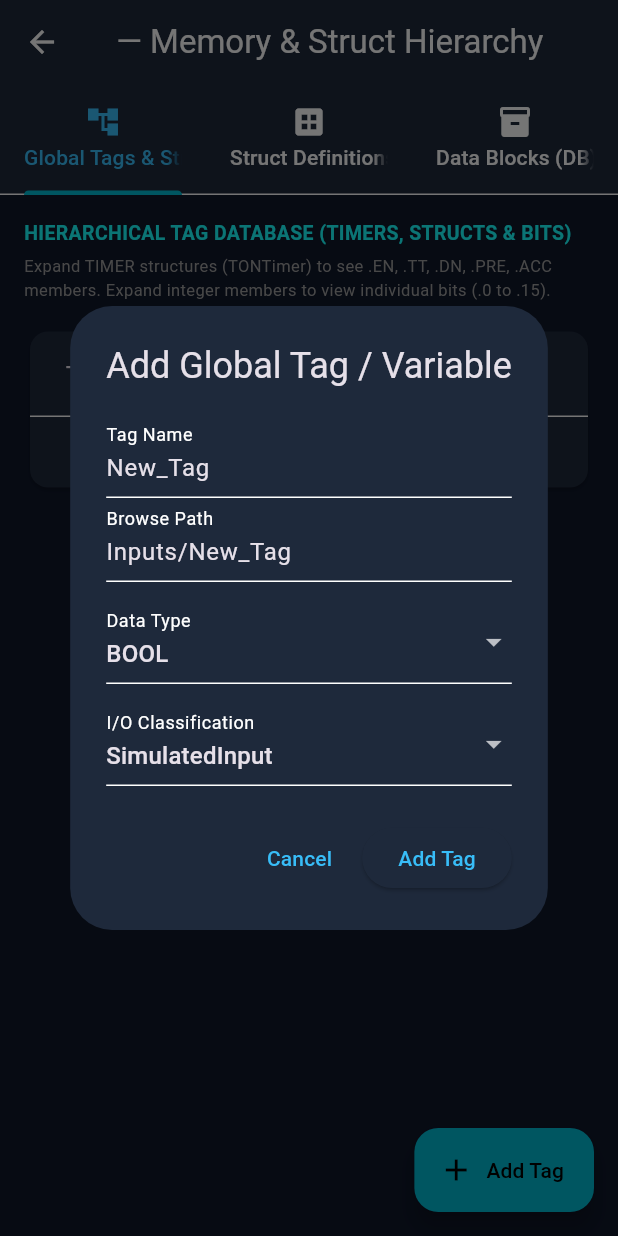
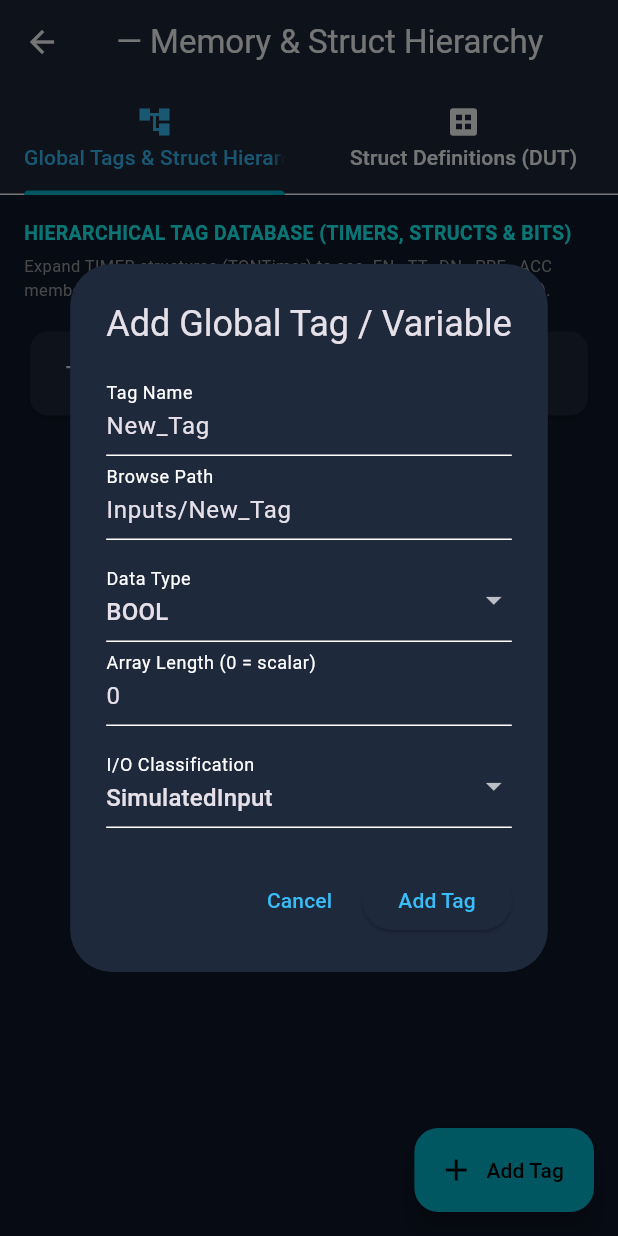
Before and after one commit to JarrodFranz/soft-plc-simulator, a Flutter app: the MemoryManagerScreen screen opened directly with empty values, after a tap on "Add Tag", on a phone screen of 412 x 824 dp. Run offline on Flutter 3.47's test engine with Material 3 defaults, Android fonts, the phone set to English and light mode, and no system bars.

Commit message:
feat(tags): generic recursive Memory Manager expansion; DUT/array-aware tag creation; drop Data Blocks tab

```diff
--- a/mobile/lib/screens/memory_manager_screen.dart
+++ b/mobile/lib/screens/memory_manager_screen.dart
@@ -1,5 +1,6 @@
 import 'package:flutter/material.dart';
 import '../models/project_model.dart';
+import '../models/tag_resolver.dart';
 
 class MemoryManagerScreen extends StatefulWidget {
   final PlcProject currentProject;
@@ -28,28 +29,13 @@ class _MemoryManagerScreenState extends State<MemoryManagerScreen> with SingleTi
   @override
   void initState() {
     super.initState();
-    _tabController = TabController(length: 3, vsync: this);
-    _ensureTimerParentTags();
+    _tabController = TabController(length: 2, vsync: this);
   }
 
   @override
   void dispose() {
     _tabController.dispose();
     super.dispose();
-  }
-
-  void _ensureTimerParentTags() {
-    // Check if TONTimer parent exists
-    if (!widget.currentProject.tags.any((t) => t.name == 'TONTimer')) {
-      widget.currentProject.tags.add(PlcTag(
-        name: 'TONTimer',
-        path: 'Timers/TONTimer',
-        dataType: 'TIMER',
-        value: 'Struct [PRE: 5000, ACC: 0]',
-        ioType: 'Internal',
-        description: 'Timer Structure (EN, TT, DN, PRE, ACC)',
-      ));
-    }
   }
 
   void _sortTags(int columnIndex, bool ascending) {
@@ -77,18 +63,6 @@ class _MemoryManagerScreenState extends State<MemoryManagerScreen> with SingleTi
     });
   }
 
-  void _toggleBitValue(PlcTag parentTag, int bitIndex) {
-    if (parentTag.value is! int) return;
-    int currentInt = parentTag.value as int;
-    int mask = 1 << bitIndex;
-    int newInt = currentInt ^ mask;
-
-    setState(() {
-      parentTag.value = newInt;
-    });
-    widget.onProjectUpdated();
-  }
-
   void _showAddTagDialog() {
     showDialog(
       context: context,
@@ -97,8 +71,10 @@ class _MemoryManagerScreenState extends State<MemoryManagerScreen> with SingleTi
         final pathCtrl = TextEditingController(text: 'Inputs/New_Tag');
         String dataType = 'BOOL';
         String ioType = 'SimulatedInput';
+        final arrayLenCtrl = TextEditingController(text: '0');
 
-        final availableTypes = ['BOOL', 'INT16', 'INT32', 'FLOAT64', 'STRING', 'TIMER', ...widget.currentProject.structDefs.map((s) => s.name)];
+        final availableTypes = ['BOOL', 'INT16', 'INT32', 'INT64', 'FLOAT64', 'STRING',
+            ...builtinCompositeNames(), ...widget.currentProject.structDefs.map((s) => s.name)];
 
         return StatefulBuilder(
           builder: (context, setDlgState) => AlertDialog(
@@ -115,6 +91,11 @@ class _MemoryManagerScreenState extends State<MemoryManagerScreen> with SingleTi
                   items: availableTypes.map((t) => DropdownMenuItem(value: t, child: Text(t))).toList(),
                   onChanged: (val) => setDlgState(() => dataType = val!),
                 ),
+                TextField(
+                  controller: arrayLenCtrl,
+                  keyboardType: TextInputType.number,
+                  decoration: const InputDecoration(labelText: 'Array Length (0 = scalar)'),
+                ),
                 const SizedBox(height: 12),
                 DropdownButtonFormField<String>(
                   initialValue: ioType,
@@ -128,11 +109,13 @@ class _MemoryManagerScreenState extends State<MemoryManagerScreen> with SingleTi
               TextButton(onPressed: () => Navigator.pop(ctx), child: const Text('Cancel')),
               ElevatedButton(
                 onPressed: () {
+                  final arrLen = int.tryParse(arrayLenCtrl.text) ?? 0;
                   final tag = PlcTag(
                     name: nameCtrl.text,
                     path: pathCtrl.text,
                     dataType: dataType,
-                    value: dataType == 'BOOL' ? false : (dataType.startsWith('INT') ? 0 : 0.0),
+                    arrayLength: arrLen,
+                    value: defaultValueFor(widget.currentProject, dataType, arrLen),
                     ioType: ioType,
                   );
                   setState(() {
@@ -162,7 +145,6 @@ class _MemoryManagerScreenState extends State<MemoryManagerScreen> with SingleTi
           tabs: const [
             Tab(icon: Icon(Icons.account_tree), text: 'Global Tags & Struct Hierarchy'),
             Tab(icon: Icon(Icons.dataset), text: 'Struct Definitions (DUT)'),
-            Tab(icon: Icon(Icons.inventory_2), text: 'Data Blocks (DB)'),
           ],
         ),
       ),
@@ -171,7 +153,6 @@ class _MemoryManagerScreenState extends State<MemoryManagerScreen> with SingleTi
         children: [
           _buildGlobalTagsHierarchicalTab(),
           _buildStructDefsTab(),
-          _buildDataBlocksTab(),
         ],
       ),
     );
@@ -223,12 +204,12 @@ class _MemoryManagerScreenState extends State<MemoryManagerScreen> with SingleTi
 
   List<DataRow> _buildHierarchicalRows() {
     final rows = <DataRow>[];
-    // Filter out child tags that belong under parent timer structs (e.g. TONTimer.EN) so they render under parent!
+    // Filter out child tags that belong under parent structs (e.g. TONTimer.EN) so they render under parent!
     final topLevelTags = widget.currentProject.tags.where((t) => !t.name.contains('.')).toList();
 
     for (var tag in topLevelTags) {
       final isTimer = tag.dataType == 'TIMER';
-      final isInt = tag.dataType.startsWith('INT');
+      final expandable = childrenOf(widget.currentProject, tag.name).isNotEmpty;
       final isParentExpanded = _expandedTagKeys.contains(tag.name);
 
       rows.add(DataRow(
@@ -236,7 +217,7 @@ class _MemoryManagerScreenState extends State<MemoryManagerScreen> with SingleTi
           DataCell(Row(
             mainAxisSize: MainAxisSize.min,
             children: [
-              if (isTimer || isInt)
+              if (expandable)
                 IconButton(
                   icon: Icon(isParentExpanded ? Icons.arrow_drop_down_circle : Icons.play_arrow, size: 16, color: isTimer ? Colors.purpleAccent : Colors.amberAccent),
                   padding: EdgeInsets.zero,
@@ -260,7 +241,7 @@ class _MemoryManagerScreenState extends State<MemoryManagerScreen> with SingleTi
           DataCell(Container(
             padding: const EdgeInsets.symmetric(horizontal: 6, vertical: 2),
             decoration: BoxDecoration(color: (isTimer ? Colors.purple : Colors.cyan).withValues(alpha: 0.2), borderRadius: BorderRadius.circular(4)),
-            child: Text(tag.dataType, style: TextStyle(color: isTimer ? Colors.purpleAccent : Colors.cyanAccent, fontWeight: FontWeight.bold, fontSize: 11)),
+            child: Text('${tag.dataType}${tag.arrayLength > 0 ? '[${tag.arrayLength}]' : ''}', style: TextStyle(color: isTimer ? Colors.purpleAccent : Colors.cyanAccent, fontWeight: FontWeight.bold, fontSize: 11)),
           )),
           DataCell(Text(tag.value.toString(), style: const TextStyle(fontWeight: FontWeight.bold, color: Colors.greenAccent, fontFamily: 'monospace'))),
           DataCell(Text(tag.quality, style: const TextStyle(color: Colors.green, fontSize: 11))),
@@ -277,82 +258,76 @@ class _MemoryManagerScreenState extends State<MemoryManagerScreen> with SingleTi
         ],
       ));
 
-      // Expand TIMER Structure Children (TONTimer.EN, TONTimer.TT, TONTimer.DN, TONTimer.PRE, TONTimer.ACC)
-      if (isTimer && isParentExpanded) {
-        final childTags = widget.currentProject.tags.where((t) => t.name.startsWith('${tag.name}.')).toList();
-
-        for (var child in childTags) {
-          final isChildInt = child.dataType.startsWith('INT');
-          final isChildExpanded = _expandedTagKeys.contains(child.name);
-
-          rows.add(DataRow(
-            color: WidgetStateProperty.all(const Color(0xFF161E2E)),
-            cells: [
-              DataCell(Padding(
-                padding: const EdgeInsets.only(left: 24),
-                child: Row(
-                  mainAxisSize: MainAxisSize.min,
-                  children: [
-                    if (isChildInt)
-                      IconButton(
-                        icon: Icon(isChildExpanded ? Icons.arrow_drop_down_circle : Icons.play_arrow, size: 14, color: Colors.amberAccent),
-                        padding: EdgeInsets.zero,
-                        constraints: const BoxConstraints(),
-                        onPressed: () {
-                          setState(() {
-                            if (isChildExpanded) {
-                              _expandedTagKeys.remove(child.name);
-                            } else {
-                              _expandedTagKeys.add(child.name);
-                            }
-                          });
-                        },
-                      ),
-                    const SizedBox(width: 4),
-                    Text(child.name, style: const TextStyle(fontFamily: 'monospace', color: Colors.purpleAccent, fontWeight: FontWeight.bold, fontSize: 12)),
-                  ],
-                ),
-              )),
-              DataCell(Text(child.path, style: const TextStyle(color: Colors.grey, fontSize: 10))),
-              DataCell(Text(child.dataType, style: const TextStyle(color: Colors.purple, fontSize: 10))),
-              DataCell(Text(child.value.toString(), style: const TextStyle(color: Colors.greenAccent, fontWeight: FontWeight.bold, fontSize: 11))),
-              const DataCell(Text('Good', style: TextStyle(color: Colors.green, fontSize: 10))),
-              const DataCell(Text('Timer Member', style: TextStyle(color: Colors.grey, fontSize: 10))),
-              const DataCell(Text('Member', style: TextStyle(color: Colors.grey, fontSize: 10))),
-            ],
-          ));
-
-          // Expand Integer Bits under Child (.PRE.0 to .PRE.15)
-          if (isChildInt && isChildExpanded) {
-            final int val = (child.value is int) ? (child.value as int) : 0;
-            for (int b = 0; b < 16; b++) {
-              final bool bitVal = (val & (1 << b)) != 0;
-              rows.add(DataRow(
-                color: WidgetStateProperty.all(const Color(0xFF0F172A)),
-                cells: [
-                  DataCell(Padding(
-                    padding: const EdgeInsets.only(left: 48),
-                    child: Text('${child.name}.$b', style: const TextStyle(fontFamily: 'monospace', color: Colors.amberAccent, fontSize: 11)),
-                  )),
-                  DataCell(Text('${child.path}.$b', style: const TextStyle(color: Colors.grey, fontSize: 9))),
-                  const DataCell(Text('BOOL (Bit)', style: TextStyle(color: Colors.amber, fontSize: 9))),
-                  DataCell(Text(bitVal ? 'TRUE (1)' : 'FALSE (0)', style: TextStyle(fontWeight: FontWeight.bold, color: bitVal ? Colors.greenAccent : Colors.grey, fontSize: 10))),
-                  const DataCell(Text('Good', style: TextStyle(color: Colors.green, fontSize: 9))),
-                  const DataCell(Text('Bit Reference', style: TextStyle(color: Colors.grey, fontSize: 9))),
-                  DataCell(OutlinedButton(
-                    style: OutlinedButton.styleFrom(padding: const EdgeInsets.symmetric(horizontal: 6, vertical: 0)),
-                    onPressed: () => _toggleBitValue(child, b),
-                    child: Text(bitVal ? 'Reset 0' : 'Set 1', style: const TextStyle(fontSize: 9, color: Colors.amberAccent)),
-                  )),
-                ],
-              ));
-            }
-          }
-        }
-      }
+      rows.addAll(_childRows(tag.name, 1));
     }
 
     return rows;
+  }
+
+  // Emits DataRows for the children of [path] when it is expanded, recursing
+  // into any expanded descendant. `depth` drives the indent.
+  List<DataRow> _childRows(String path, int depth) {
+    final rows = <DataRow>[];
+    if (!_expandedTagKeys.contains(path)) {
+      return rows;
+    }
+    for (final child in childrenOf(widget.currentProject, path)) {
+      final expandable = child.hasChildren;
+      final isExpanded = _expandedTagKeys.contains(child.path);
+      rows.add(DataRow(cells: [
+        DataCell(Padding(
+          padding: EdgeInsets.only(left: 16.0 * depth),
+          child: Row(mainAxisSize: MainAxisSize.min, children: [
+            if (expandable)
+              IconButton(
+                icon: Icon(isExpanded ? Icons.arrow_drop_down_circle : Icons.play_arrow,
+                    size: 14, color: Colors.amberAccent),
+                onPressed: () => setState(() {
+                  if (isExpanded) {
+                    _expandedTagKeys.remove(child.path);
+                  } else {
+                    _expandedTagKeys.add(child.path);
+                  }
+                }),
+              )
+            else
+              const SizedBox(width: 14),
+            Text(child.label,
+                style: const TextStyle(fontFamily: 'monospace', fontWeight: FontWeight.bold, fontSize: 12)),
+          ]),
+        )),
+        DataCell(Text(child.path, style: const TextStyle(fontSize: 10, color: Colors.grey))),
+        DataCell(Text('${child.dataType}${child.arrayLength > 0 ? '[${child.arrayLength}]' : ''}',
+            style: const TextStyle(fontSize: 10, color: Colors.cyanAccent))),
+        DataCell(_leafValueCell(child)),
+        const DataCell(Text('Good', style: TextStyle(color: Colors.greenAccent, fontSize: 10))),
+        const DataCell(Text('Derived', style: TextStyle(fontSize: 10, color: Colors.grey))),
+        const DataCell(SizedBox()),
+      ]));
+      rows.addAll(_childRows(child.path, depth + 1));
+    }
+    return rows;
+  }
+
+  // A value cell for a leaf child: BOOL toggles, integers/others show value.
+  Widget _leafValueCell(TagChild child) {
+    if (child.hasChildren) {
+      return Text(child.value is Map ? '{...}' : (child.value is List ? '[${(child.value as List).length}]' : '${child.value}'),
+          style: const TextStyle(fontSize: 10, color: Colors.grey));
+    }
+    if (child.dataType == 'BOOL') {
+      final on = child.value == true;
+      return TextButton(
+        onPressed: () {
+          writePath(widget.currentProject, child.path, !on);
+          setState(() {});
+          widget.onProjectUpdated();
+        },
+        child: Text(on ? 'TRUE (1)' : 'FALSE (0)',
+            style: TextStyle(fontWeight: FontWeight.bold, fontSize: 10, color: on ? Colors.greenAccent : Colors.grey)),
+      );
+    }
+    return Text('${child.value}', style: const TextStyle(fontWeight: FontWeight.bold, fontSize: 11, color: Colors.white));
   }
 
   Widget _buildStructDefsTab() {
@@ -383,33 +358,4 @@ class _MemoryManagerScreenState extends State<MemoryManagerScreen> with SingleTi
             ),
     );
   }
-
-  Widget _buildDataBlocksTab() {
-    final dbs = widget.currentProject.dataBlocks;
-    return Scaffold(
-      body: dbs.isEmpty
-          ? const Center(child: Text('No Data Blocks created yet.'))
-          : ListView.builder(
-              padding: const EdgeInsets.all(16),
-              itemCount: dbs.length,
-              itemBuilder: (context, index) {
-                final db = dbs[index];
-                return Card(
-                  color: const Color(0xFF1E293B),
-                  child: ExpansionTile(
-                    leading: const Icon(Icons.inventory_2, color: Colors.indigoAccent),
-                    title: Text(db.name, style: const TextStyle(fontWeight: FontWeight.bold)),
-                    subtitle: Text('Type: ${db.structTypeName}'),
-                    children: db.fieldValues.entries.map((entry) => ListTile(
-                      dense: true,
-                      contentPadding: const EdgeInsets.only(left: 32, right: 16),
-                      title: Text('${db.name}.${entry.key}', style: const TextStyle(fontFamily: 'monospace')),
-                      trailing: Text(entry.value.toString(), style: const TextStyle(color: Colors.greenAccent, fontWeight: FontWeight.bold)),
-                    )).toList(),
-                  ),
-                );
-              },
-            ),
-    );
-  }
 }
```
